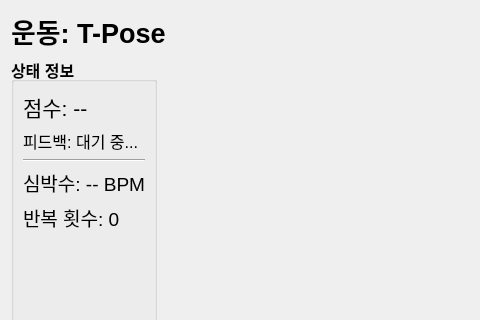
Qt form Qt_app/workout.ui (uniljetstream/New_Workout_Plan) before a commit; both pictures show x 0 to 480 and y 0 to 320 of the 800 by 600 pixel window.
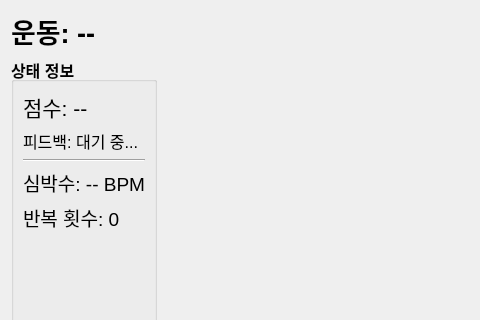
The same form after that commit. Custom widgets are drawn as their Qt base class.

```diff
--- a/Qt_app/workout.ui
+++ b/Qt_app/workout.ui
@@ -19,7 +19,7 @@
      <item>
       <widget class="QLabel" name="exerciseTitleLabel">
        <property name="text">
-        <string>운동: T-Pose</string>
+        <string>운동: --</string>
        </property>
        <property name="font">
         <font>
```
